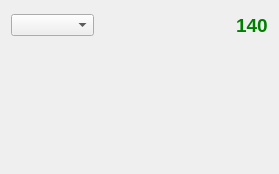
First picture: the form in src/quicktwit_base.ui, repository KDE/choqok, before the edit.
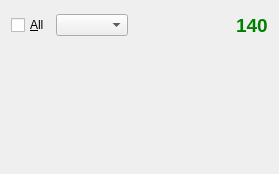
Second picture: the form after the edit. Custom widgets are drawn as their Qt base class.

Commit message: GUI *Ability to Post new status to All available accounts implemented on Quick tweet tool, *Bug on Quick tweet : Do not add new accounts when on the fly, fixed. *Some improvements on Usability of App.

Diff of the .ui file:
```diff
--- a/src/quicktwit_base.ui
+++ b/src/quicktwit_base.ui
@@ -17,6 +17,13 @@
     <layout class="QVBoxLayout" name="layout" >
      <item>
       <layout class="QHBoxLayout" name="horizontalLayout" >
+       <item>
+        <widget class="QCheckBox" name="checkAll" >
+         <property name="text" >
+          <string>&amp;All</string>
+         </property>
+        </widget>
+       </item>
        <item>
         <widget class="KComboBox" name="comboAccounts" >
          <property name="sizePolicy" >
```
The commit also changes 6 other files.
